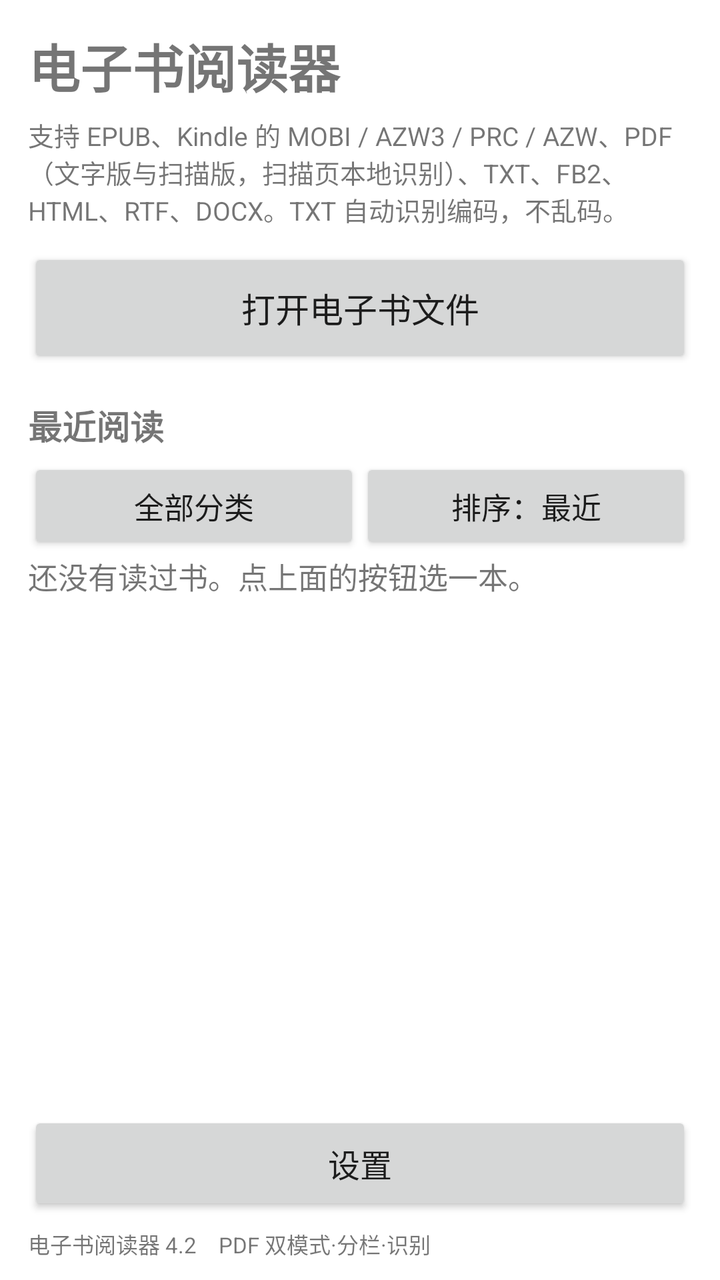
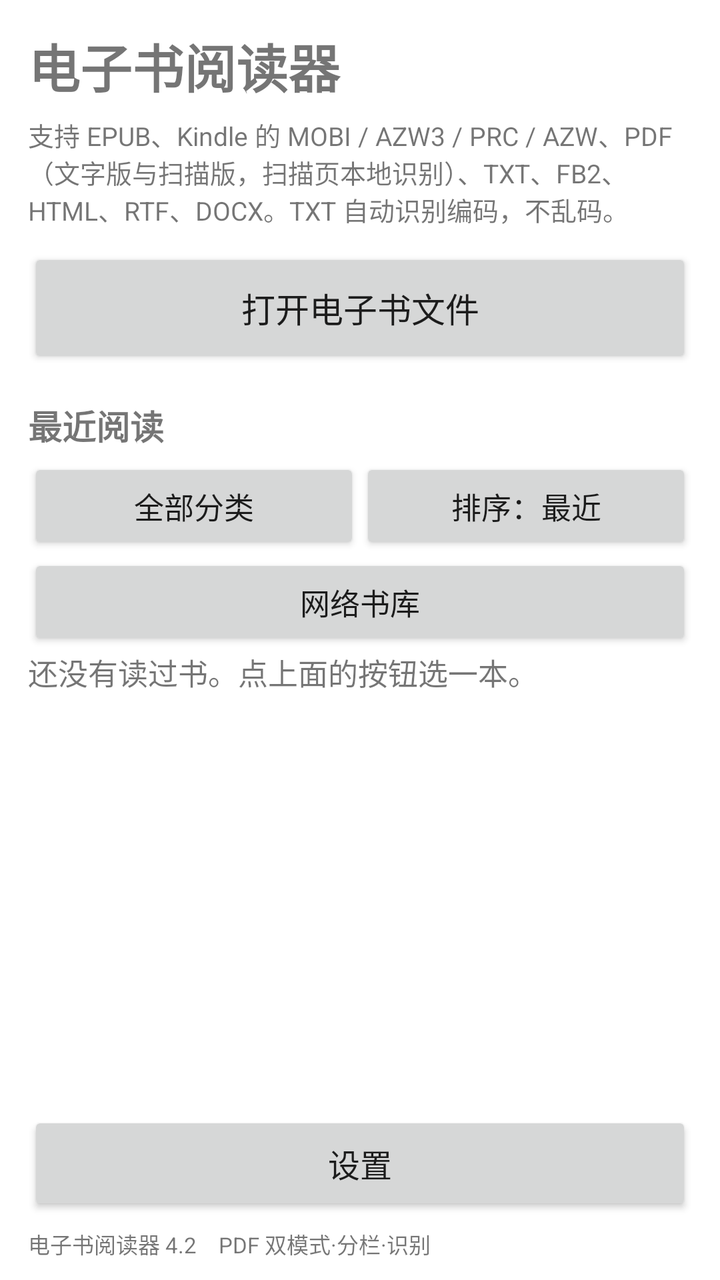

An Android layout rendered at two revisions. The XML below is the earlier revision; the diff shows what the commit changed to produce the second picture.
<!-- AndroidManifest.xml: application theme AppTheme -->
<!-- res/layout/activity_library.xml -->
<?xml version="1.0" encoding="utf-8"?>
<LinearLayout xmlns:android="http://schemas.android.com/apk/res/android"
    android:layout_width="match_parent"
    android:layout_height="match_parent"
    android:orientation="vertical"
    android:paddingLeft="14dp"
    android:paddingRight="14dp"
    android:paddingTop="14dp">

    <TextView
        android:id="@+id/tvAppTitle"
        android:layout_width="match_parent"
        android:layout_height="wrap_content"
        android:text="@string/app_name"
        android:textSize="26sp"
        android:textStyle="bold"
        android:focusable="true"
        android:contentDescription="电子书阅读器" />

    <TextView
        android:id="@+id/tvSupported"
        android:layout_width="match_parent"
        android:layout_height="wrap_content"
        android:text="@string/supported"
        android:textSize="13sp"
        android:focusable="true"
        android:paddingTop="6dp"
        android:paddingBottom="10dp" />

    <Button
        android:id="@+id/btnOpen"
        android:layout_width="match_parent"
        android:layout_height="wrap_content"
        android:minHeight="60dp"
        android:text="@string/open_file"
        android:textSize="17sp"
        android:contentDescription="@string/open_file_desc" />

    <TextView
        android:layout_width="match_parent"
        android:layout_height="wrap_content"
        android:text="@string/recent_books"
        android:textSize="17sp"
        android:textStyle="bold"
        android:focusable="true"
        android:paddingTop="16dp"
        android:paddingBottom="4dp" />

    <LinearLayout
        android:layout_width="match_parent"
        android:layout_height="wrap_content"
        android:orientation="horizontal">

        <Button
            android:id="@+id/btnCategory"
            android:layout_width="0dp"
            android:layout_height="wrap_content"
            android:layout_weight="1"
            android:minHeight="48dp"
            android:text="全部分类"
            android:textSize="15sp"
            android:contentDescription="分类" />

        <Button
            android:id="@+id/btnSort"
            android:layout_width="0dp"
            android:layout_height="wrap_content"
            android:layout_weight="1"
            android:minHeight="48dp"
            android:text="排序：最近"
            android:textSize="15sp"
            android:contentDescription="排序" />
    </LinearLayout>

    <TextView
        android:id="@+id/tvEmpty"
        android:layout_width="match_parent"
        android:layout_height="wrap_content"
        android:text="@string/empty_recent"
        android:textSize="15sp"
        android:focusable="true"
        android:paddingBottom="8dp" />

    <ListView
        android:id="@+id/listBooks"
        android:layout_width="match_parent"
        android:layout_height="0dp"
        android:layout_weight="1"
        android:divider="@null" />

    <LinearLayout
        android:id="@+id/actionBar"
        android:layout_width="match_parent"
        android:layout_height="wrap_content"
        android:orientation="horizontal"
        android:visibility="gone">

        <Button
            android:id="@+id/btnMultiDelete"
            android:layout_width="0dp"
            android:layout_height="wrap_content"
            android:layout_weight="1"
            android:minHeight="50dp"
            android:text="删除"
            android:textSize="15sp" />

        <Button
            android:id="@+id/btnMultiMove"
            android:layout_width="0dp"
            android:layout_height="wrap_content"
            android:layout_weight="1"
            android:minHeight="50dp"
            android:text="分类"
            android:textSize="15sp" />

        <Button
            android:id="@+id/btnMultiAll"
            android:layout_width="0dp"
            android:layout_height="wrap_content"
            android:layout_weight="1"
            android:minHeight="50dp"
            android:text="全选"
            android:textSize="15sp" />

        <Button
            android:id="@+id/btnMultiCancel"
            android:layout_width="0dp"
            android:layout_height="wrap_content"
            android:layout_weight="1"
            android:minHeight="50dp"
            android:text="取消"
            android:textSize="15sp" />
    </LinearLayout>

    <Button
        android:id="@+id/btnSettings"
        android:layout_width="match_parent"
        android:layout_height="wrap_content"
        android:minHeight="52dp"
        android:text="设置"
        android:textSize="16sp"
        android:contentDescription="设置" />

    <TextView
        android:id="@+id/tvVersion"
        android:layout_width="match_parent"
        android:layout_height="wrap_content"
        android:paddingTop="6dp"
        android:paddingBottom="10dp"
        android:text="电子书阅读器 4.2　PDF 双模式·分栏·识别"
        android:textSize="11sp"
        android:focusable="true" />
</LinearLayout>
<!-- resources referenced by this layout -->
<resources>
  <string name="app_name">电子书阅读器</string>
  <string name="empty_recent">还没有读过书。点上面的按钮选一本。</string>
  <string name="open_file">打开电子书文件</string>
  <string name="open_file_desc">从手机里选择一本电子书打开</string>
  <string name="recent_books">最近阅读</string>
  <string name="supported">支持 EPUB、Kindle 的 MOBI / AZW3 / PRC / AZW、PDF（文字版与扫描版，扫描页本地识别）、TXT、FB2、HTML、RTF、DOCX。TXT 自动识别编码，不乱码。</string>
  <style name="AppTheme" parent="@android:style/Theme.Material.Light.NoActionBar">
          <item name="android:windowBackground">@android:color/white</item>
          <item name="android:colorAccent">#1565C0</item>
      </style>
</resources>

<!-- the commit's change to res/layout/activity_library.xml (unified diff, before → after) -->
@@ -71,6 +71,15 @@
             android:textSize="15sp"
             android:contentDescription="排序" />
     </LinearLayout>
+
+    <Button
+        android:id="@+id/btnRemote"
+        android:layout_width="match_parent"
+        android:layout_height="wrap_content"
+        android:minHeight="48dp"
+        android:text="网络书库"
+        android:textSize="15sp"
+        android:contentDescription="网络书库" />
 
     <TextView
         android:id="@+id/tvEmpty"
